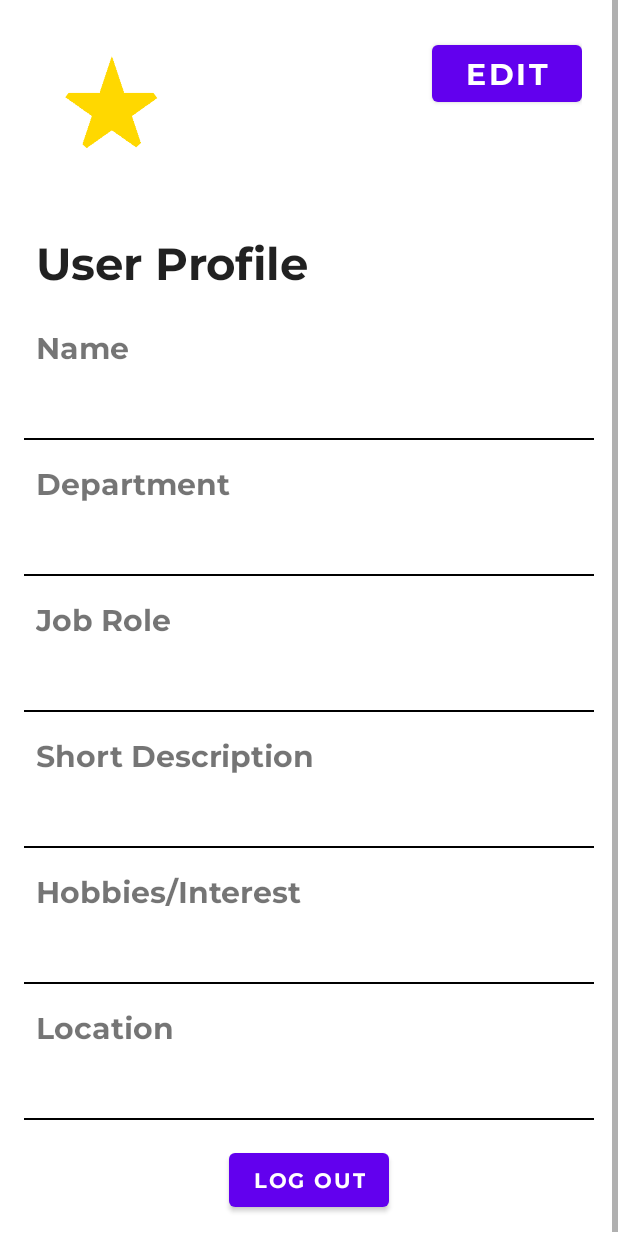
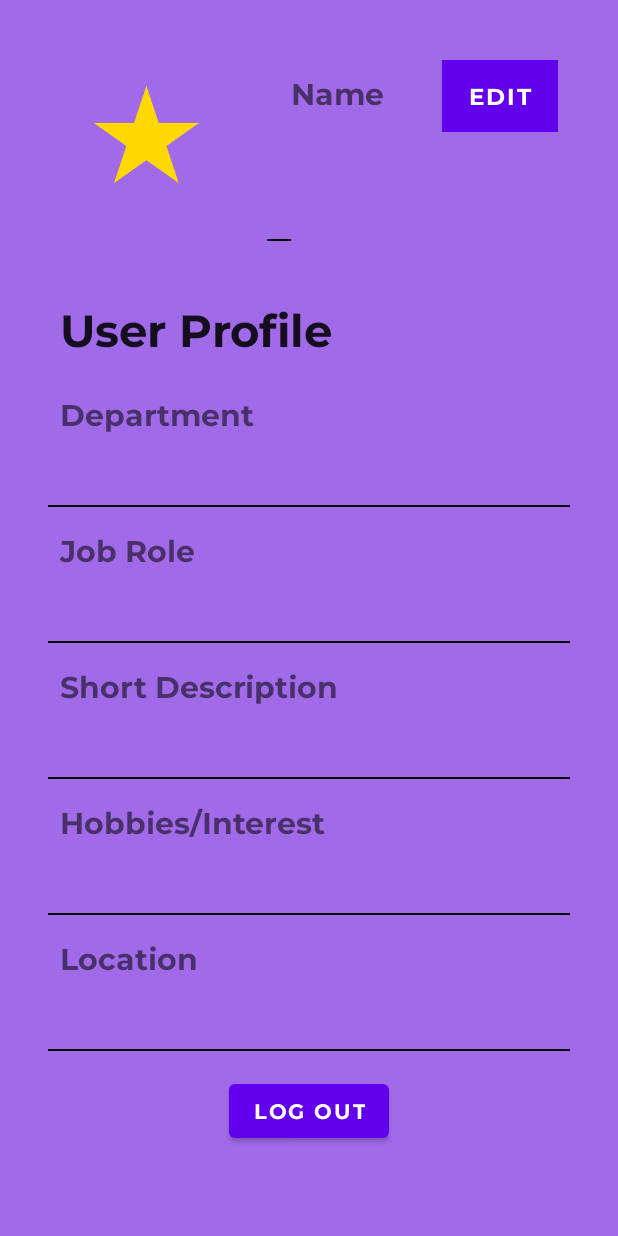
Before and after one commit to wilfredNJH/LunchConnect, an Android app: the ProfileActivity screen opened directly, with no data from a screen before it, on a phone screen of 412 x 824 dp. Run offline under Robolectric (Android 15) with nearby library versions, the light colour scheme and no system bars; libraries missing offline, so code that uses them is left out: com.amplifyframework.api, com.amplifyframework.core.

Commit message:
edit profile layout

```diff
--- a/app/src/main/java/com/example/lunchconnect/ProfileActivity.kt
+++ b/app/src/main/java/com/example/lunchconnect/ProfileActivity.kt
@@ -80,11 +80,11 @@ class ProfileActivity : AppCompatActivity() {
         }
 
 
-        if(isEdit){
-            loadData()
-        }else{
-            loadDataInit()
-        }
+//        if(isEdit){
+//            loadData()
+//        }else{
+//            loadDataInit()
+//        }
 
 
         // Set click listener for switch button
@@ -92,7 +92,7 @@ class ProfileActivity : AppCompatActivity() {
             if (isEdit) {
                 // save data
                 Log.d("editt","entered")
-                saveData()
+               // saveData()
             }
             isEdit = !isEdit
             setLayout()
--- a/app/src/main/res/layout/activity_profile.xml
+++ b/app/src/main/res/layout/activity_profile.xml
@@ -1,7 +1,9 @@
 <?xml version="1.0" encoding="utf-8"?>
 <androidx.constraintlayout.widget.ConstraintLayout xmlns:android="http://schemas.android.com/apk/res/android"
     android:layout_width="match_parent"
-    android:layout_height="match_parent">
+    android:layout_height="match_parent"
+    android:background="@color/violet"
+    >
 
     <ScrollView
         android:layout_width="match_parent"
@@ -25,22 +27,59 @@
                     android:id="@+id/profile_image"
                     android:layout_width="100dp"
                     android:layout_height="100dp"
+                    android:layout_marginTop="20dp"
+                    android:layout_weight="1"
                     android:src="@drawable/star" /> <!-- placeholder image -->
 
-                <!-- Spacer View -->
-                <View
-                    android:layout_width="0dp"
-                    android:layout_height="match_parent"
-                    android:layout_weight="1" />
+
+                <LinearLayout
+                    android:layout_width="wrap_content"
+                    android:layout_height="wrap_content"
+                    android:orientation="vertical"
+                    android:layout_weight="4"
+                    android:padding="8dp">
+
+                    <LinearLayout
+                        android:layout_width="match_parent"
+                        android:layout_height="wrap_content"
+                        android:orientation="horizontal"
+                        android:padding="8dp">
+                <!-- Name -->
+                <TextView
+                    android:id="@+id/nametitle"
+                    android:layout_width="wrap_content"
+                    android:layout_height="wrap_content"
+
+                    android:text="Name"
+                    android:paddingLeft="8dp"
+                    android:paddingRight="8dp"
+                    android:textSize="20sp" />
+
+                    <Button
+                        android:id="@+id/switch_button"
+                        android:layout_width="30dp"
+                        android:layout_height="wrap_content"
+                        android:layout_weight="1"
+                        android:layout_marginLeft="30dp"
+                        android:text="Edit"
+                        android:paddingLeft="8dp"
+                        android:paddingRight="8dp"
+                        android:background="@android:color/holo_green_light"
+                        android:textSize="15sp" />
+                    </LinearLayout>
+                <TextView
+                    android:id="@+id/nameProfile"
+                    android:layout_width="wrap_content"
+                    android:layout_height="wrap_content"
+                    android:padding="8dp"
+                    android:textSize="25sp"
+                    android:layout_marginTop="16dp"
+                    android:background="@drawable/text_underline" />
+                </LinearLayout>
+
 
                 <!-- Edit Button -->
-                <Button
-                    android:id="@+id/switch_button"
-                    android:layout_width="100dp"
-                    android:layout_height="50dp"
-                    android:layout_gravity="end"
-                    android:text="Edit"
-                    android:textSize="20sp" />
+
             </LinearLayout>
 
 
@@ -49,6 +88,8 @@
                 android:layout_width="match_parent"
                 android:layout_height="wrap_content"
                 android:layout_marginTop="16dp"
+                android:layout_marginLeft="16dp"
+                android:layout_marginRight="16dp"
                 android:padding="8dp"
                 android:text="@string/user_profile"
                 android:textAppearance="?android:attr/textAppearanceLarge"
@@ -56,24 +97,7 @@
 
                 />
 
-            <!-- Name -->
-            <TextView
-                android:id="@+id/nametitle"
-                android:layout_width="match_parent"
-                android:layout_height="wrap_content"
-                android:layout_marginTop="16dp"
-                android:text="Name"
-                android:paddingLeft="8dp"
-                android:paddingRight="8dp"
-                android:textSize="20sp" />
-            <TextView
-                android:id="@+id/nameProfile"
-                android:layout_width="match_parent"
-                android:layout_height="wrap_content"
-                android:padding="8dp"
-                android:textSize="25sp"
-                android:background="@drawable/text_underline"
-                />
+
 
             <!-- Department -->
             <TextView
@@ -81,6 +105,8 @@
                 android:layout_width="match_parent"
                 android:layout_height="wrap_content"
                 android:layout_marginTop="16dp"
+                android:layout_marginLeft="16dp"
+                android:layout_marginRight="16dp"
                 android:text="Department"
                 android:paddingLeft="8dp"
                 android:paddingRight="8dp"
@@ -89,6 +115,8 @@
                 android:id="@+id/departmentProfile"
                 android:layout_width="match_parent"
                 android:layout_height="wrap_content"
+                android:layout_marginLeft="16dp"
+                android:layout_marginRight="16dp"
                 android:padding="8dp"
                 android:textSize="25sp"
                 android:background="@drawable/text_underline"
@@ -100,6 +128,8 @@
                 android:layout_width="match_parent"
                 android:layout_height="wrap_content"
                 android:layout_marginTop="16dp"
+                android:layout_marginLeft="16dp"
+                android:layout_marginRight="16dp"
                 android:text="Job Role"
                 android:paddingLeft="8dp"
                 android:paddingRight="8dp"
@@ -108,6 +138,8 @@
                 android:id="@+id/job_role"
                 android:layout_width="match_parent"
                 android:layout_height="wrap_content"
+                android:layout_marginLeft="16dp"
+                android:layout_marginRight="16dp"
                 android:padding="8dp"
                 android:textSize="25sp"
                 android:background="@drawable/text_underline" />
@@ -118,6 +150,8 @@
                 android:layout_width="match_parent"
                 android:layout_height="wrap_content"
                 android:layout_marginTop="16dp"
+                android:layout_marginLeft="16dp"
+                android:layout_marginRight="16dp"
                 android:text="Short Description"
                 android:paddingLeft="8dp"
                 android:paddingRight="8dp"
@@ -127,7 +161,8 @@
                 android:layout_width="match_parent"
                 android:layout_height="wrap_content"
                 android:padding="8dp"
-
+                android:layout_marginLeft="16dp"
+                android:layout_marginRight="16dp"
                 android:textSize="25sp"
                 android:background="@drawable/text_underline" />
 
@@ -138,6 +173,8 @@
                 android:layout_width="match_parent"
                 android:layout_height="wrap_content"
                 android:layout_marginTop="16dp"
+                android:layout_marginLeft="16dp"
+                android:layout_marginRight="16dp"
                 android:text="Hobbies/Interest"
                 android:paddingLeft="8dp"
                 android:paddingRight="8dp"
@@ -146,6 +183,8 @@
                 android:id="@+id/hobbies_interest"
                 android:layout_width="match_parent"
                 android:layout_height="wrap_content"
+                android:layout_marginLeft="16dp"
+                android:layout_marginRight="16dp"
                 android:padding="8dp"
                 android:textSize="25sp"
                 android:background="@drawable/text_underline" />
@@ -156,6 +195,8 @@
                 android:layout_width="match_parent"
                 android:layout_height="wrap_content"
                 android:layout_marginTop="16dp"
+                android:layout_marginLeft="16dp"
+                android:layout_marginRight="16dp"
                 android:text="Location"
                 android:paddingLeft="8dp"
                 android:paddingRight="8dp"
@@ -164,6 +205,8 @@
                 android:id="@+id/location"
                 android:layout_width="match_parent"
                 android:layout_height="wrap_content"
+                android:layout_marginLeft="16dp"
+                android:layout_marginRight="16dp"
                 android:padding="8dp"
                 android:textSize="25sp"
                 android:background="@drawable/text_underline" />
--- a/app/src/main/res/values/colors.xml
+++ b/app/src/main/res/values/colors.xml
@@ -14,4 +14,6 @@
     <color name="dirtyGold">#CBA43F</color>
     <color name="navyBlue">#061341</color>
     <color name="colorGray">#dedede</color>
+    <color name="green">#008000</color>
+
 </resources>
```
Also changed, not shown: app/src/main/res/layout/activity_profile_edit.xml (+44 -23 lines), 5 other files.
